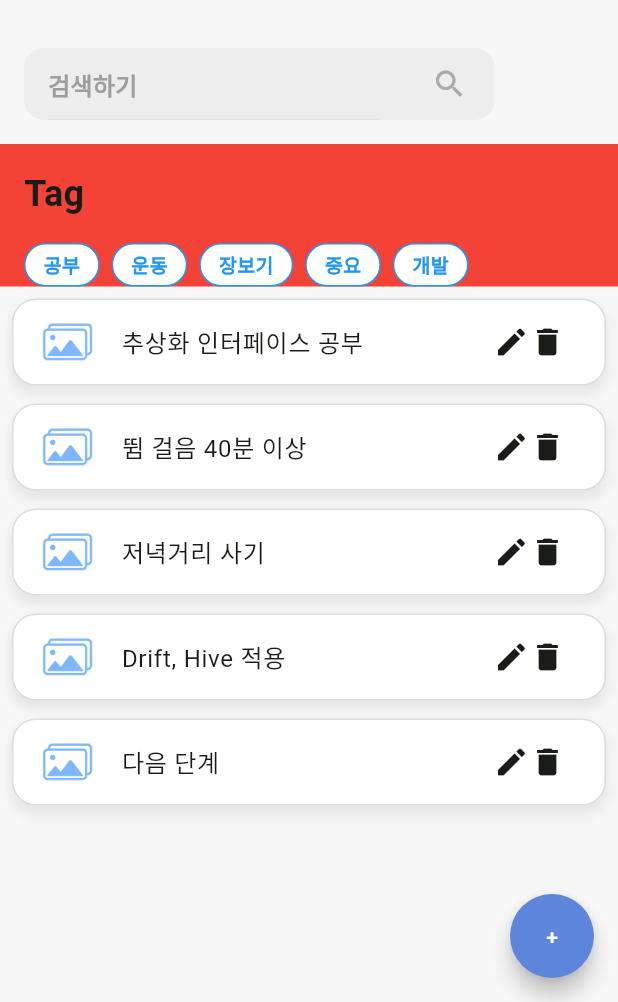
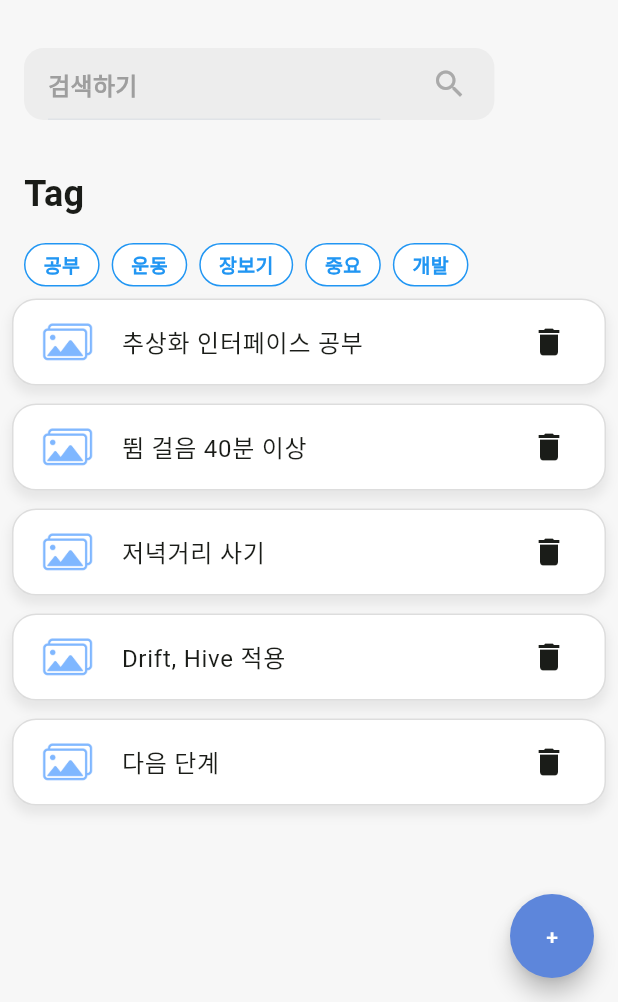
Before and after one commit to LifeIsOne/flutter-todo-app, a Flutter app: the TodoListScreen screen opened directly, on a phone screen of 412 x 824 dp, the part 234-1236 px from its top. Run offline on Flutter 3.47's test engine with Material 3 defaults, Android fonts, the phone set to English and light mode, and no system bars; our stand-ins replace drift, drift_sqflite, flutter_riverpod, image_picker; accounts and stored records are empty; generated files the repository leaves out were written again.

```diff
--- /dev/null
+++ b/lib/_core/db/tables/todo_tables.dart
@@ -0,0 +1,34 @@
+import 'dart:convert';
+
+import 'package:drift/drift.dart';
+
+class Todo extends Table {
+  IntColumn get id => integer().autoIncrement()();
+
+  TextColumn get title => text()();
+
+  TextColumn get todoImg => text().nullable()();
+
+  TextColumn get tags => text().map(const StringListConverter())();
+
+  DateTimeColumn get dueDate => dateTime().nullable()();
+
+  DateTimeColumn get createAt =>
+      dateTime().clientDefault(() => DateTime.now().toUtc())();
+
+  DateTimeColumn get updateAt => dateTime()();
+}
+
+class StringListConverter extends TypeConverter<List<String>, String> {
+  const StringListConverter();
+
+  @override
+  List<String> fromSql(String fromDb) {
+    return List<String>.from(jsonDecode(fromDb));
+  }
+
+  @override
+  String toSql(List<String> value) {
+    return jsonEncode(value);
+  }
+}
--- a/lib/models/todo.dart
+++ b/lib/models/todo.dart
@@ -1,5 +1,8 @@
+
+
 class Todo {
   final int? id;
+
   final String title;
   final String? todoImg;
   final List<String> tags;
--- a/lib/widgets/select_tag.dart
+++ b/lib/widgets/select_tag.dart
@@ -15,7 +15,7 @@ class SelectTag extends StatelessWidget {
   @override
   Widget build(BuildContext context) {
     return Container(
-      color: Colors.red,
+      // color: Colors.red,
       child: Column(
         crossAxisAlignment: CrossAxisAlignment.start,
         children: [
--- a/lib/widgets/todo_list.dart
+++ b/lib/widgets/todo_list.dart
@@ -53,11 +53,10 @@ class TodoList extends StatelessWidget {
               );
             },
             trailing: SizedBox(
-              width: 50,
+              width: 25,
               child: Row(
                 children: [
-                  InkWell(child: const Icon(Icons.edit), onTap: () {}),
-
+                  // InkWell(child: const Icon(Icons.edit), onTap: () {}),
                   InkWell(
                     child: const Icon(Icons.delete),
                     onTap: () => onTodoDeleted(todo),
```
Also changed, not shown: lib/_core/db/app_database.dart (added, +28 -0 lines), lib/_core/db/daos/todo_dao.dart (added, +34 -0 lines), lib/providers/db_provider.dart (added, +18 -0 lines), pubspec.yaml (+8 -1 lines), pubspec.lock.
